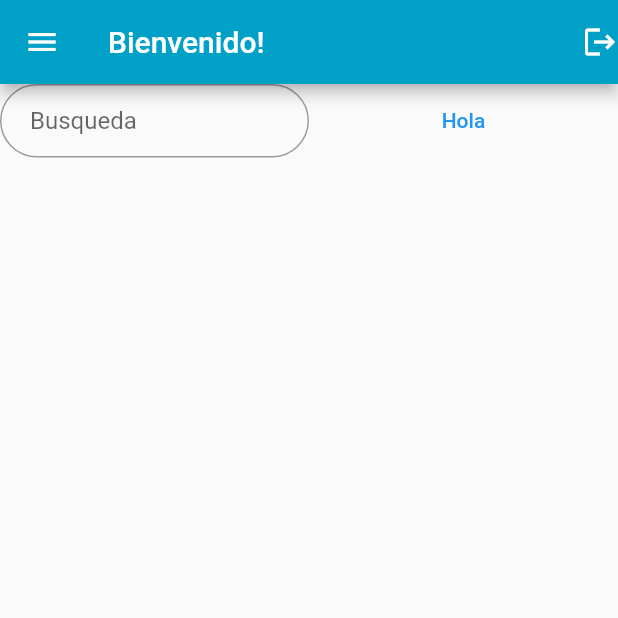
After one commit to UEHG260899/PA-Evaluacion-1, a Flutter app: the VendedorDrawer screen opened directly, in the side drawer, after a tap on "Editar un servicio", on a phone screen of 412 x 824 dp, the top half of it. The commit adds this screen. Run offline on Flutter 3.47's test engine with Material 2 defaults, Android fonts, the phone set to English and light mode, and no system bars; our stand-ins replace firebase_auth, firebase_core, firebase_database, firebase_storage, geolocator, google_maps_flutter and 2 more; accounts and stored records are empty.

Commit message:
agregado : esqueleto de interfaz

```diff
--- /dev/null
+++ b/lib/src/vendedor/views/buscar_servicio.dart
@@ -0,0 +1,74 @@
+import 'package:evaluacion_1/src/vendedor/models/Servicio.dart';
+import 'package:flutter/material.dart';
+import 'package:firebase_database/firebase_database.dart';
+
+class BuscarServicio extends StatefulWidget {
+  BuscarServicio({Key? key}) : super(key: key);
+
+  @override
+  _BuscarServicioState createState() => _BuscarServicioState();
+}
+
+class _BuscarServicioState extends State<BuscarServicio> {
+  List<Servicio>? servicios;
+
+  //Controllers
+  TextEditingController? busquedaController;
+
+  @override
+  void initState() {
+    // TODO: implement initState
+    super.initState();
+    servicios = [];
+    busquedaController = new TextEditingController();
+  }
+
+  @override
+  Widget build(BuildContext context) {
+    return Scaffold(
+        body: SingleChildScrollView(
+      child: Column(
+        children: [
+          Row(
+            children: [
+              Expanded(child: campoBusqueda()),
+              Expanded(
+                  child: TextButton(
+                child: Text('Hola'),
+                onPressed: () {},
+              )),
+            ],
+          ),
+          Container(
+            height: 400.0,
+            child: ListView.builder(
+              itemCount: servicios!.length,
+              padding: const EdgeInsets.only(top: 20.0),
+              itemBuilder: (context, position) {
+                return Column(
+                  children: [
+                    Card(
+                      child: Text('Hola'),
+                    )
+                  ],
+                );
+              },
+            ),
+          )
+        ],
+      ),
+    ));
+  }
+
+  Widget campoBusqueda() {
+    return TextField(
+      keyboardType: TextInputType.text,
+      controller: busquedaController,
+      decoration: InputDecoration(
+          contentPadding: EdgeInsets.fromLTRB(20.0, 15.0, 20.0, 15.0),
+          hintText: 'Busqueda',
+          border:
+              OutlineInputBorder(borderRadius: BorderRadius.circular(32.0))),
+    );
+  }
+}
--- a/lib/src/vendedor/views/drawer_vendedor.dart
+++ b/lib/src/vendedor/views/drawer_vendedor.dart
@@ -1,3 +1,4 @@
+import 'package:evaluacion_1/src/vendedor/views/buscar_servicio.dart';
 import 'package:evaluacion_1/src/vendedor/views/listado_tabs.dart';
 import 'package:flutter/material.dart';
 import 'package:firebase_auth/firebase_auth.dart';
@@ -52,6 +53,8 @@
             ListTile(
               title: Text('Editar un servicio'),
               leading: Icon(Icons.edit),
+              selected: (2 == _selectedItem),
+              onTap: () => onItemSelect(2),
             ),
             ListTile(
               title: Text('Bajas de Servicios'),
@@ -83,6 +86,7 @@
   getDrawerItem(int pos){
     switch(pos){
       case 1: return CrearServicio();
+      case 2: return BuscarServicio();
       case 3: return TabsListado();
     }
   }
```
